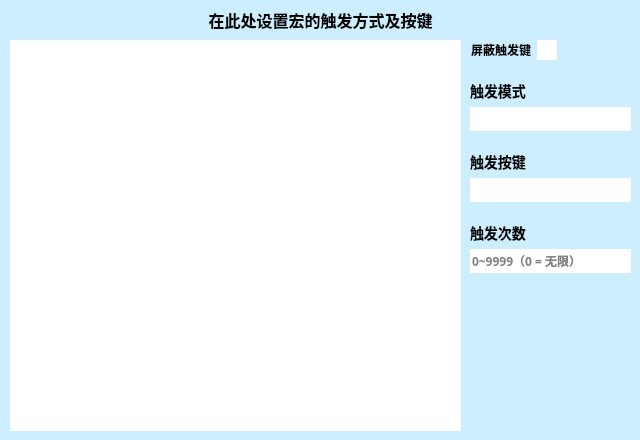
hongliangdu/Quickinput, file .ui/TriggerUi.ui: the form before one commit.
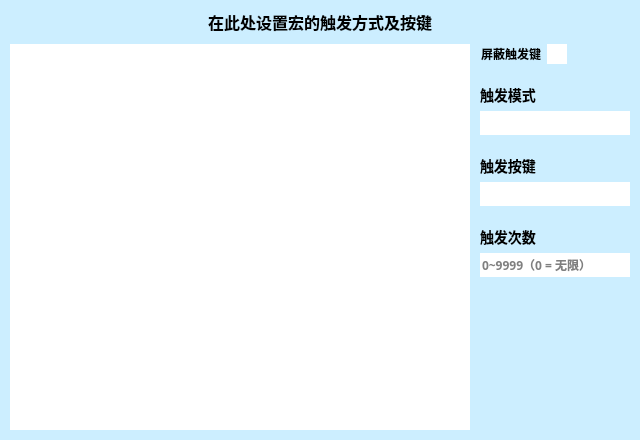
The form after the commit. Custom widgets are drawn as their Qt base class.

Patch:
```diff
--- a/.ui/TriggerUi.ui
+++ b/.ui/TriggerUi.ui
@@ -28,15 +28,24 @@
   <property name="styleSheet">
    <string notr="true">#TriggerUiClass{background-color:#CEF;border-bottom-left-radius:10px;border-bottom-right-radius:10px;}</string>
   </property>
+  <layout class="QVBoxLayout" name="verticalLayout_5">
+   <property name="spacing">
+    <number>10</number>
+   </property>
+   <property name="leftMargin">
+    <number>10</number>
+   </property>
+   <property name="topMargin">
+    <number>10</number>
+   </property>
+   <property name="rightMargin">
+    <number>10</number>
+   </property>
+   <property name="bottomMargin">
+    <number>10</number>
+   </property>
+   <item>
   <widget class="QLabel" name="lbTrigger">
-   <property name="geometry">
-    <rect>
-     <x>10</x>
-     <y>10</y>
-     <width>621</width>
-     <height>20</height>
-    </rect>
-   </property>
    <property name="font">
     <font>
      <family>Microsoft YaHei</family>
@@ -55,21 +64,29 @@
     <set>Qt::AlignCenter</set>
    </property>
   </widget>
+   </item>
+   <item>
+    <layout class="QHBoxLayout" name="horizontalLayout">
+     <property name="spacing">
+      <number>10</number>
+     </property>
+     <property name="rightMargin">
+      <number>0</number>
+     </property>
+     <item>
   <widget class="QTableWidget" name="tbItem">
-   <property name="geometry">
-    <rect>
-     <x>10</x>
-     <y>40</y>
-     <width>451</width>
-     <height>391</height>
-    </rect>
-   </property>
    <property name="sizePolicy">
-    <sizepolicy hsizetype="Fixed" vsizetype="Fixed">
+        <sizepolicy hsizetype="Minimum" vsizetype="Preferred">
      <horstretch>0</horstretch>
      <verstretch>0</verstretch>
     </sizepolicy>
    </property>
+       <property name="minimumSize">
+        <size>
+         <width>460</width>
+         <height>0</height>
+        </size>
+       </property>
    <property name="font">
     <font>
      <family>Microsoft YaHei</family>
@@ -135,15 +152,8 @@
     <bool>false</bool>
    </property>
   </widget>
-  <widget class="QWidget" name="verticalLayoutWidget">
-   <property name="geometry">
-    <rect>
-     <x>470</x>
-     <y>40</y>
-     <width>161</width>
-     <height>389</height>
-    </rect>
-   </property>
+     </item>
+     <item>
    <layout class="QVBoxLayout" name="verticalLayout">
     <property name="spacing">
      <number>20</number>
@@ -440,7 +450,10 @@
      </spacer>
     </item>
    </layout>
-  </widget>
+     </item>
+    </layout>
+   </item>
+  </layout>
  </widget>
  <customwidgets>
   <customwidget>
```
Lines whose indentation alone changed are shown as unchanged.
